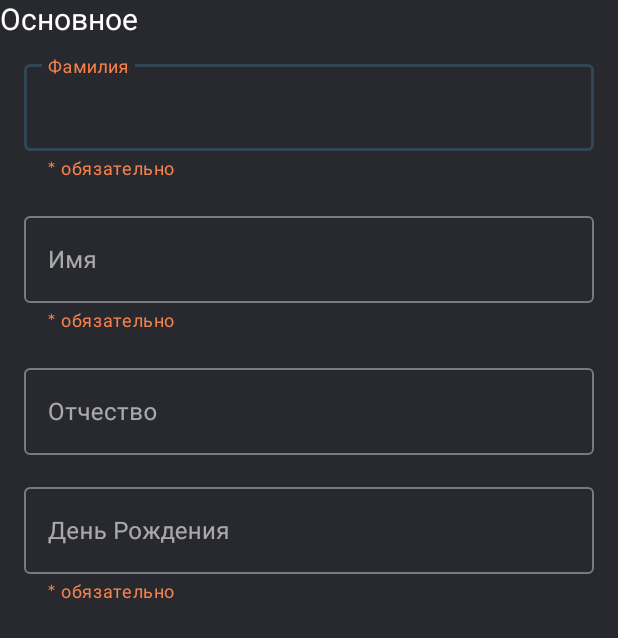
After one commit to Andrey-Morenkov/CoachNotes, an Android app: the layout element_person_edit_common.xml on its own in the app's theme, with its tools: preview values and no code run, on a phone screen of 412 x 824 dp. The commit adds this screen. Shown: the top 638 px of the screen. Run offline under Robolectric (Android 15) with nearby library versions, the phone set to English and light mode, and no system bars.

Commit message:
edit person first steps

```diff
--- a/app/src/main/java/ru/hryasch/coachnotes/fragments/impl/HomeFragmentImpl.kt
+++ b/app/src/main/java/ru/hryasch/coachnotes/fragments/impl/HomeFragmentImpl.kt
@@ -13,6 +13,6 @@ class HomeFragmentImpl : MvpAppCompatFragment()
                               container: ViewGroup?,
                               savedInstanceState: Bundle?): View?
     {
-        return inflater.inflate(R.layout.fragment_person_info, container, false)
+        return inflater.inflate(R.layout.fragment_add_new_person, container, false)
     }
 }
--- /dev/null
+++ b/app/src/main/res/layout/element_person_edit_common.xml
@@ -0,0 +1,101 @@
+<?xml version="1.0" encoding="utf-8"?>
+<LinearLayout
+    xmlns:android="http://schemas.android.com/apk/res/android"
+    xmlns:app="http://schemas.android.com/apk/res-auto"
+    android:orientation="vertical"
+    android:layout_width="match_parent"
+    android:layout_height="wrap_content">
+
+    <TextView
+        android:id="@+id/textView25"
+        android:layout_width="match_parent"
+        android:layout_height="wrap_content"
+        android:text="Основное"
+        android:textSize="@dimen/default_subtitle_text_size" />
+
+    <androidx.constraintlayout.widget.ConstraintLayout
+        android:layout_width="match_parent"
+        android:layout_height="wrap_content"
+        android:layout_marginStart="@dimen/default_indent"
+        android:layout_marginTop="8dp"
+        android:layout_marginEnd="@dimen/default_indent"
+        android:layout_marginBottom="@dimen/default_indent">
+
+        <com.google.android.material.textfield.TextInputLayout
+            android:id="@+id/textInput1"
+            style="@style/Widget.MaterialComponents.TextInputLayout.OutlinedBox"
+            android:layout_width="match_parent"
+            android:layout_height="wrap_content"
+            app:boxBackgroundMode="outline"
+            app:helperText="@string/required_helper"
+            app:helperTextTextColor="@color/colorAccent"
+            app:hintTextColor="@color/colorAccent"
+            app:layout_constraintEnd_toEndOf="parent"
+            app:layout_constraintStart_toStartOf="parent"
+            app:layout_constraintTop_toTopOf="parent">
+
+            <com.google.android.material.textfield.TextInputEditText
+                android:layout_width="match_parent"
+                android:layout_height="wrap_content"
+                android:hint="@string/surname" />
+        </com.google.android.material.textfield.TextInputLayout>
+
+        <com.google.android.material.textfield.TextInputLayout
+            android:id="@+id/textInput2"
+            style="@style/Widget.MaterialComponents.TextInputLayout.OutlinedBox"
+            android:layout_width="match_parent"
+            android:layout_height="wrap_content"
+            android:layout_marginTop="16dp"
+            app:helperText="@string/required_helper"
+            app:helperTextTextColor="@color/colorAccent"
+            app:hintTextColor="@color/colorAccent"
+            app:layout_constraintEnd_toEndOf="@id/textInput1"
+            app:layout_constraintStart_toStartOf="@id/textInput1"
+            app:layout_constraintTop_toBottomOf="@+id/textInput1">
+
+            <com.google.android.material.textfield.TextInputEditText
+                android:layout_width="match_parent"
+                android:layout_height="wrap_content"
+                android:hint="@string/name" />
+        </com.google.android.material.textfield.TextInputLayout>
+
+        <com.google.android.material.textfield.TextInputLayout
+            android:id="@+id/textInput3"
+            style="@style/Widget.MaterialComponents.TextInputLayout.OutlinedBox"
+            android:layout_width="match_parent"
+            android:layout_height="wrap_content"
+            android:layout_marginTop="16dp"
+            app:hintTextColor="@color/colorAccent"
+            app:layout_constraintEnd_toEndOf="@id/textInput2"
+            app:layout_constraintStart_toStartOf="@id/textInput2"
+            app:layout_constraintTop_toBottomOf="@+id/textInput2">
+
+            <com.google.android.material.textfield.TextInputEditText
+                android:layout_width="match_parent"
+                android:layout_height="wrap_content"
+                android:hint="@string/patronymic" />
+        </com.google.android.material.textfield.TextInputLayout>
+
+        <com.google.android.material.textfield.TextInputLayout
+            android:id="@+id/textInput4"
+            style="@style/Widget.MaterialComponents.TextInputLayout.OutlinedBox"
+            android:layout_width="match_parent"
+            android:layout_height="wrap_content"
+            android:layout_marginTop="16dp"
+            app:helperText="@string/required_helper"
+            app:helperTextTextColor="@color/colorAccent"
+            app:hintTextColor="@color/colorAccent"
+            app:layout_constraintEnd_toEndOf="@id/textInput3"
+            app:layout_constraintStart_toStartOf="@id/textInput3"
+            app:layout_constraintTop_toBottomOf="@+id/textInput3">
+
+            <com.google.android.material.textfield.TextInputEditText
+                android:layout_width="match_parent"
+                android:layout_height="wrap_content"
+                android:hint="@string/birthday" />
+        </com.google.android.material.textfield.TextInputLayout>
+
+
+    </androidx.constraintlayout.widget.ConstraintLayout>
+
+</LinearLayout>
--- a/app/src/main/res/layout/fragment_add_new_group.xml
+++ b/app/src/main/res/layout/fragment_add_new_group.xml
@@ -36,7 +36,6 @@
             android:orientation="vertical">
 
             <androidx.appcompat.widget.AppCompatImageView
-                android:id="@+id/imageView5"
                 android:layout_width="120dp"
                 android:layout_height="120dp"
                 android:layout_gravity="center_horizontal"
@@ -45,7 +44,6 @@
                 tools:srcCompat="@drawable/ic_user_group" />
 
             <studio.carbonylgroup.textfieldboxes.TextFieldBoxes
-                android:id="@+id/text_field_boxes"
                 android:layout_width="match_parent"
                 android:layout_height="wrap_content"
                 android:layout_marginStart="16dp"
@@ -59,7 +57,6 @@
                 app:secondaryColor="@color/colorPrimaryLight">
 
                 <studio.carbonylgroup.textfieldboxes.ExtendedEditText
-                    android:id="@+id/extended_edit_text"
                     android:layout_width="match_parent"
                     android:layout_height="wrap_content"
                     android:layout_margin="8dp"
--- a/app/src/main/res/values/dimen.xml
+++ b/app/src/main/res/values/dimen.xml
@@ -3,7 +3,7 @@
 
 // Default values
     <dimen name="default_indent">16dp</dimen>
-    <dimen name="default_subtitle_text_size">18sp</dimen>
+    <dimen name="default_subtitle_text_size">20sp</dimen>
     <dimen name="default_icon_padding">8dp</dimen>
 
 // Screen specific params
--- a/app/src/main/res/values/strings.xml
+++ b/app/src/main/res/values/strings.xml
@@ -6,6 +6,7 @@
     // Shared
     <string name="available_soon">Еще не готово</string>
     <string name="menu">Меню</string>
+    <string name="group">Группа</string>
     <string name="groups">Группы</string>
     <string name="people">Ученики</string>
     <string name="journal">Журнал</string>
@@ -13,6 +14,16 @@
     <string name="age_type_relative">лет</string>
     <string name="edit">Редактировать</string>
     <string name="create">Создать</string>
+    <string name="required_helper">* обязательно</string>
+
+    <string name="name">Имя</string>
+    <string name="surname">Фамилия</string>
+    <string name="patronymic">Отчество</string>
+    <string name="birthday">День Рождения</string>
+    <string name="parents">Родители</string>
+    <string name="full_name">ФИО</string>
+    <string name="tags">Особенности</string>
+
 
     // Screens
 
```
Also changed, not shown: app/src/main/res/layout/fragment_add_new_person.xml (added, +62 -0 lines).
